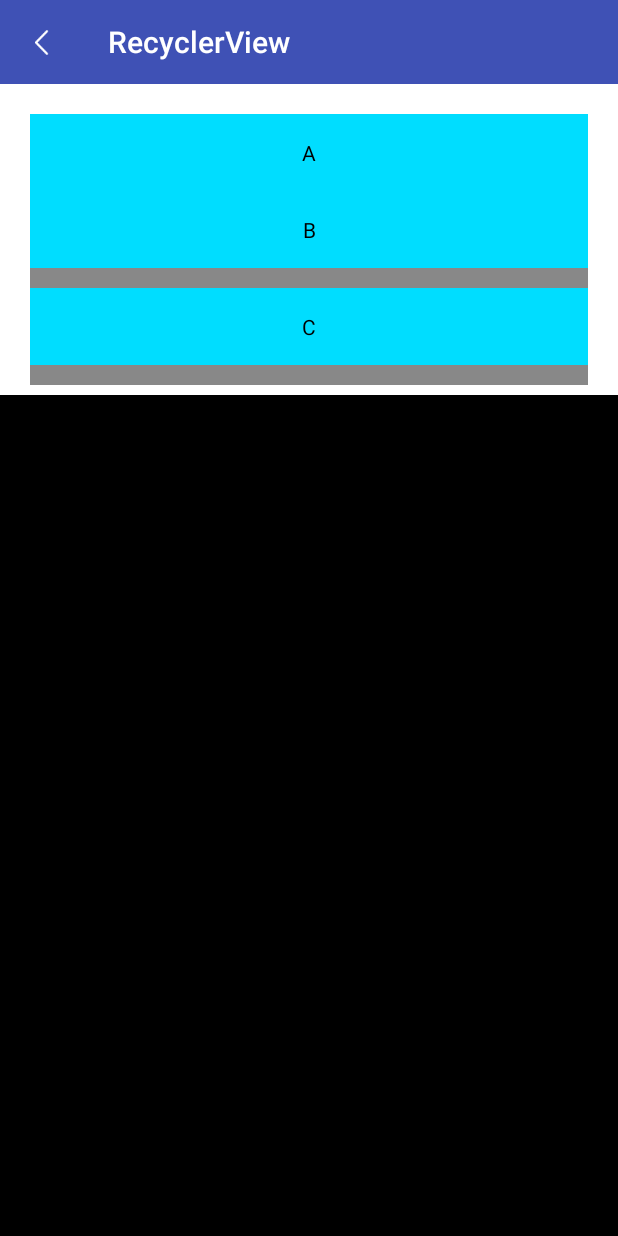
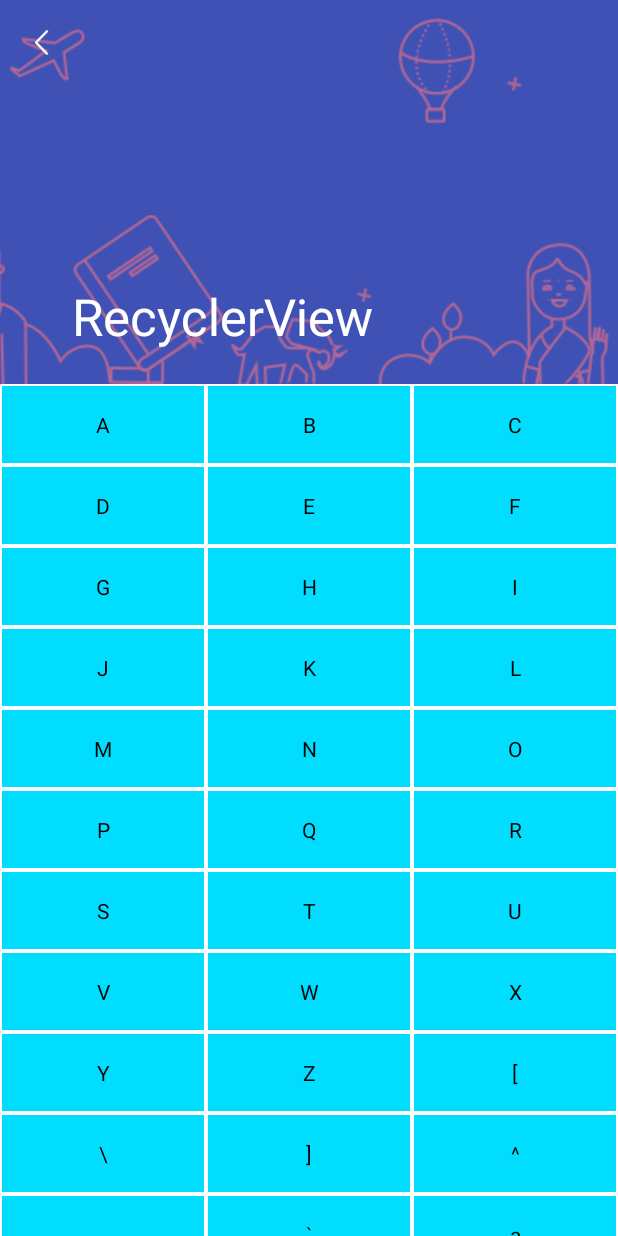
Before and after one commit to acprimer/AndroidStudy, an Android app: the screen it shows after launch (RecyclerViewActivity), after a tap on "RecyclerView", on a phone screen of 412 x 824 dp. Run offline under Robolectric (Android 15) with nearby library versions, the phone set to English and light mode, and no system bars.

Commit message:
Android Study + RecyclerView, Adapter, Decoration

```diff
--- a/app/src/main/java/com/study/yaodh/androidstudy/activity/MainActivity.java
+++ b/app/src/main/java/com/study/yaodh/androidstudy/activity/MainActivity.java
@@ -28,7 +28,8 @@ public class MainActivity extends AppCompatActivity {
                 new String[]{
                         "TextView属性",
                         "Notification",
-                        "RecyclerView"
+                        "RecyclerView",
+                        "Navigation Drawer"
                 });
         listView.setAdapter(adapter);
         listView.setOnItemClickListener(new AdapterView.OnItemClickListener() {
@@ -44,6 +45,9 @@ public class MainActivity extends AppCompatActivity {
                     case 2:
                         IntentManager.startRecyclerViewActivity(MainActivity.this);
                         break;
+                    case 3:
+                        IntentManager.startDrawerActivity(MainActivity.this);
+                        break;
                 }
             }
         });
--- a/app/src/main/java/com/study/yaodh/androidstudy/activity/RecyclerViewActivity.java
+++ b/app/src/main/java/com/study/yaodh/androidstudy/activity/RecyclerViewActivity.java
@@ -2,6 +2,7 @@ package com.study.yaodh.androidstudy.activity;
 
 import android.os.Bundle;
 import android.support.v7.app.AppCompatActivity;
+import android.support.v7.widget.GridLayoutManager;
 import android.support.v7.widget.LinearLayoutManager;
 import android.support.v7.widget.RecyclerView;
 import android.support.v7.widget.Toolbar;
@@ -29,13 +30,24 @@ public class RecyclerViewActivity extends AppCompatActivity{
         toolbar.setNavigationOnClickListener(new View.OnClickListener() {
             @Override
             public void onClick(View view) {
-                finish();
+                onBackPressed();
             }
         });
+//        CollapsingToolbarLayout collapsingToolbarLayout = (CollapsingToolbarLayout) findViewById(R.id.collapsing_toolbar_layout);
+//        collapsingToolbarLayout.setTitle("Test");
+//        collapsingToolbarLayout.setExpandedTitleColor(Color.WHITE);
+//        collapsingToolbarLayout.setCollapsedTitleTextColor(Color.GREEN);
+
+
+        String[] data = new String[52];
+        for (int i=0;i<data.length;i++) {
+            data[i] = String.valueOf((char)('A' + i));
+        }
 
         recyclerView = (RecyclerView) findViewById(R.id.recycler_view);
-        recyclerView.setLayoutManager(new LinearLayoutManager(this));
-        recyclerView.setAdapter(new SimpleRecyclerViewAdapter(this, new String[]{"A", "B", "C"}));
+//        recyclerView.setLayoutManager(new LinearLayoutManager(this));
+        recyclerView.setLayoutManager(new GridLayoutManager(this, 3));
+        recyclerView.setAdapter(new SimpleRecyclerViewAdapter(this, data));
         recyclerView.addItemDecoration(new DividerItemDecoration(this, LinearLayoutManager.VERTICAL));
     }
 
--- a/app/src/main/java/com/study/yaodh/androidstudy/view/DividerItemDecoration.java
+++ b/app/src/main/java/com/study/yaodh/androidstudy/view/DividerItemDecoration.java
@@ -1,13 +1,13 @@
 package com.study.yaodh.androidstudy.view;
 
 import android.content.Context;
+import android.content.res.TypedArray;
 import android.graphics.Canvas;
 import android.graphics.Rect;
-import android.graphics.drawable.ColorDrawable;
 import android.graphics.drawable.Drawable;
+import android.support.v4.view.ViewCompat;
 import android.support.v7.widget.LinearLayoutManager;
 import android.support.v7.widget.RecyclerView;
-import android.util.Log;
 import android.view.View;
 
 /**
@@ -23,10 +23,9 @@ public class DividerItemDecoration extends RecyclerView.ItemDecoration {
     private int mOrientation;
 
     public DividerItemDecoration(Context context, int orientation) {
-//        final TypedArray a = context.obtainStyledAttributes(ATTRS);
-//        mDivider = a.getDrawable(0);
-//        a.recycle();
-        mDivider = new ColorDrawable(0xff888888);
+        final TypedArray a = context.obtainStyledAttributes(ATTRS);
+        mDivider = a.getDrawable(0);
+        a.recycle();
         setOrientation(orientation);
     }
 
@@ -38,23 +37,12 @@ public class DividerItemDecoration extends RecyclerView.ItemDecoration {
     }
 
     @Override
-    public void onDraw(Canvas c, RecyclerView parent, RecyclerView.State state) {
-        if (mOrientation == VERTICAL_LIST) {
-            drawVertical(c, parent);
-        } else {
-            drawHorizontal(c, parent);
-        }
-        Log.d("yao", "onDraw");
-    }
-
-    @Override
-    public void onDrawOver(Canvas c, RecyclerView parent, RecyclerView.State state) {
+    public void onDraw(Canvas c, RecyclerView parent) {
 //        if (mOrientation == VERTICAL_LIST) {
 //            drawVertical(c, parent);
 //        } else {
 //            drawHorizontal(c, parent);
 //        }
-        Log.d("yao", "onDrawOver");
     }
 
     public void drawVertical(Canvas c, RecyclerView parent) {
@@ -65,9 +53,9 @@ public class DividerItemDecoration extends RecyclerView.ItemDecoration {
             final View child = parent.getChildAt(i);
             final RecyclerView.LayoutParams params = (RecyclerView.LayoutParams) child
                     .getLayoutParams();
-            final int top = child.getBottom() + params.bottomMargin;
-//            final int bottom = top + mDivider.getIntrinsicHeight();
-            final int bottom = top + 20;
+            final int top = child.getBottom() + params.bottomMargin +
+                    Math.round(ViewCompat.getTranslationY(child));
+            final int bottom = top + mDivider.getIntrinsicHeight();
             mDivider.setBounds(left, top, right, bottom);
             mDivider.draw(c);
         }
@@ -81,7 +69,8 @@ public class DividerItemDecoration extends RecyclerView.ItemDecoration {
             final View child = parent.getChildAt(i);
             final RecyclerView.LayoutParams params = (RecyclerView.LayoutParams) child
                     .getLayoutParams();
-            final int left = child.getRight() + params.rightMargin;
+            final int left = child.getRight() + params.rightMargin +
+                    Math.round(ViewCompat.getTranslationX(child));
             final int right = left + mDivider.getIntrinsicHeight();
             mDivider.setBounds(left, top, right, bottom);
             mDivider.draw(c);
@@ -89,25 +78,13 @@ public class DividerItemDecoration extends RecyclerView.ItemDecoration {
     }
 
     @Override
-    public void getItemOffsets(Rect outRect, View view, RecyclerView parent, RecyclerView.State state) {
-        if (mOrientation == VERTICAL_LIST) {
-            outRect.set(0, 0, 0, mDivider.getIntrinsicHeight());
-        } else {
-            outRect.set(0, 0, mDivider.getIntrinsicWidth(), 0);
-        }
-//        int position = parent.getChildAdapterPosition(view);
-//        if(position == 0) {
-//            outRect.set(0, 0, 0, 40);
+    public void getItemOffsets(Rect outRect, int itemPosition, RecyclerView parent) {
+//        if (mOrientation == VERTICAL_LIST) {
+//            outRect.set(0, 0, 0, mDivider.getIntrinsicHeight());
 //        } else {
-//            outRect.set(0, 0, 0, 20);
+//            outRect.set(0, 0, mDivider.getIntrinsicWidth(), 0);
 //        }
-        if(parent.getChildViewHolder(view).getItemViewType() == 1) {
-            outRect.set(0, 0, 0, 20);
-        } else {
-            outRect.set(0, 0, 0, 0);
-        }
-//        outRect.set(0, 0, 0, 20);
-        Log.d("yao", "getItemOffsets: " + outRect.toString());
-        Log.d("yao", "viewtype: " + parent.getChildViewHolder(view).getItemViewType());
+
+        outRect.set(2, 2, 2, 2);
     }
 }
--- a/app/src/main/res/layout/activity_recyclerview.xml
+++ b/app/src/main/res/layout/activity_recyclerview.xml
@@ -1,24 +1,51 @@
 <?xml version="1.0" encoding="utf-8"?>
-<LinearLayout xmlns:android="http://schemas.android.com/apk/res/android"
+<android.support.design.widget.CoordinatorLayout xmlns:android="http://schemas.android.com/apk/res/android"
+    xmlns:app="http://schemas.android.com/apk/res-auto"
     xmlns:tools="http://schemas.android.com/tools"
     android:layout_width="match_parent"
     android:layout_height="match_parent"
-    android:orientation="vertical"
     android:background="#000000"
     tools:context=".activity.RecyclerViewActivity">
+
+    <android.support.design.widget.AppBarLayout
+        android:layout_width="match_parent"
+        android:layout_height="256dp"
+        android:fitsSystemWindows="true">
+
+        <android.support.design.widget.CollapsingToolbarLayout
+            android:id="@+id/collapsing_toolbar_layout"
+            android:layout_width="match_parent"
+            android:layout_height="match_parent"
+            app:contentScrim="#30469b"
+            app:expandedTitleMarginStart="48dp"
+            app:layout_scrollFlags="scroll|exitUntilCollapsed">
+
+            <ImageView
+                android:layout_width="match_parent"
+                android:layout_height="match_parent"
+                android:scaleType="centerCrop"
+                android:src="@drawable/bg_illustrators"
+                app:layout_collapseMode="parallax"
+                app:layout_collapseParallaxMultiplier="0.7" />
 
             <android.support.v7.widget.Toolbar
                 android:id="@+id/toolbar"
                 android:layout_width="match_parent"
-        android:layout_height="wrap_content"
-        android:background="@color/colorPrimary"
-        android:minHeight="?attr/actionBarSize" />
+                android:layout_height="?attr/actionBarSize"
+                app:layout_collapseMode="pin" />
+        </android.support.design.widget.CollapsingToolbarLayout>
+    </android.support.design.widget.AppBarLayout>
+
+    <LinearLayout
+        android:layout_width="match_parent"
+        android:layout_height="match_parent"
+        app:layout_behavior="@string/appbar_scrolling_view_behavior">
 
         <android.support.v7.widget.RecyclerView
             android:id="@+id/recycler_view"
             android:layout_width="match_parent"
             android:layout_height="wrap_content"
-        android:padding="20dp"
             android:background="#ffffff"
             tools:listitem="@layout/item_simple" />
     </LinearLayout>
+</android.support.design.widget.CoordinatorLayout>
--- a/app/src/main/res/values/strings.xml
+++ b/app/src/main/res/values/strings.xml
@@ -2,4 +2,5 @@
     <string name="app_name">AndroidStudy</string>
     <string name="textview">TextView</string>
     <string name="RecyclerView">RecyclerView</string>
+    <string name="drawer">Navigation Drawer</string>
 </resources>
```
Also changed, not shown: app/src/main/AndroidManifest.xml (+9 -6 lines), app/src/main/java/com/study/yaodh/androidstudy/activity/DrawerActivity.java (added, +23 -0 lines), app/src/main/java/com/study/yaodh/androidstudy/utils/IntentManager.java (+9 -0 lines), app/src/main/res/layout/activity_drawer.xml (added, +21 -0 lines), app/src/main/res/drawable/bg_illustrators.png (added). Lines whose indentation alone changed are shown as unchanged.
